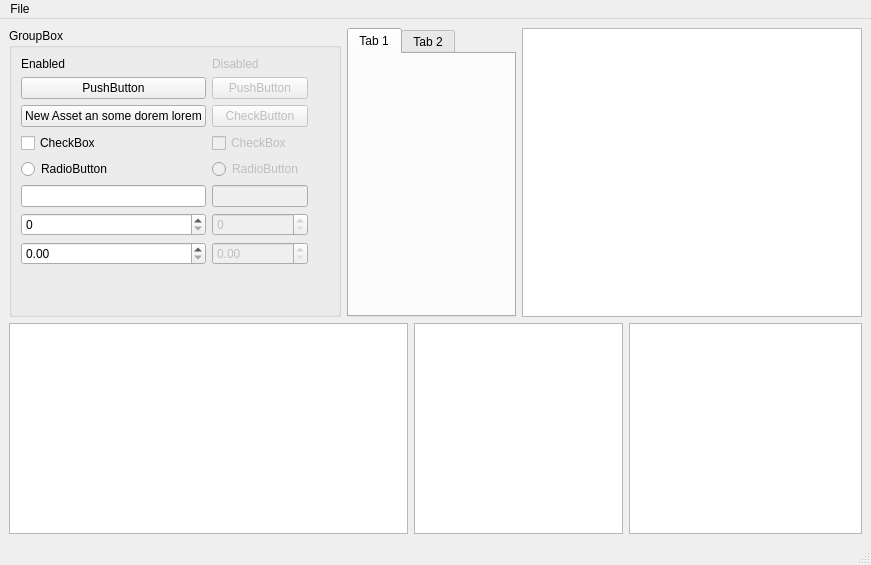
Qt form Tools/Editor/guitest.ui (marcellfischbach/CobaltSKY) before a commit.
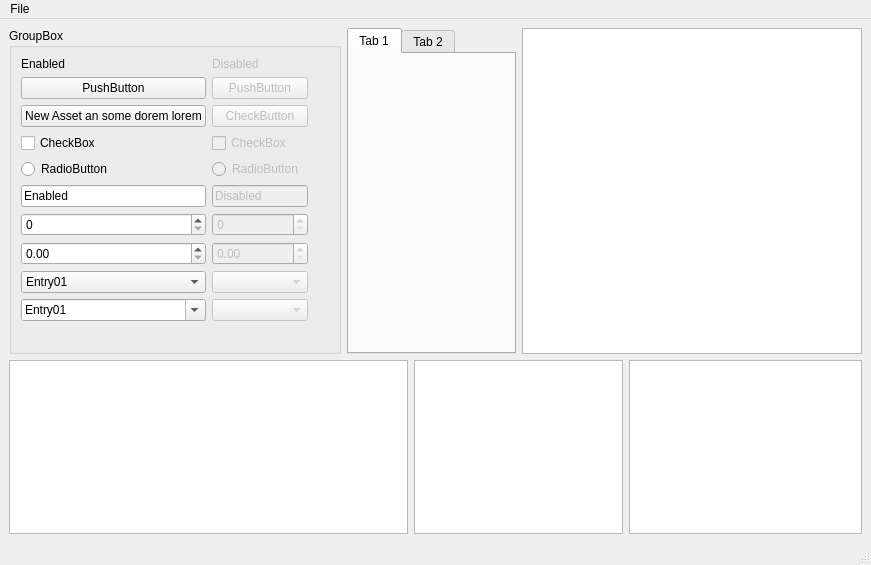
The same form after that commit.

```diff
--- a/Tools/Editor/guitest.ui
+++ b/Tools/Editor/guitest.ui
@@ -94,7 +94,7 @@
          </property>
         </widget>
        </item>
-       <item row="8" column="0">
+       <item row="10" column="0">
         <spacer name="verticalSpacer">
          <property name="orientation">
           <enum>Qt::Vertical</enum>
@@ -155,13 +155,20 @@
         </widget>
        </item>
        <item row="5" column="0">
-        <widget class="QLineEdit" name="lineEdit"/>
+        <widget class="QLineEdit" name="lineEdit">
+         <property name="text">
+          <string>Enabled</string>
+         </property>
+        </widget>
        </item>
        <item row="5" column="1">
         <widget class="QLineEdit" name="lineEdit_2">
          <property name="enabled">
           <bool>false</bool>
          </property>
+         <property name="text">
+          <string>Disabled</string>
+         </property>
         </widget>
        </item>
        <item row="7" column="0">
@@ -174,6 +181,61 @@
          </property>
         </widget>
        </item>
+       <item row="8" column="0">
+        <widget class="QComboBox" name="comboBox">
+         <item>
+          <property name="text">
+           <string>Entry01</string>
+          </property>
+         </item>
+         <item>
+          <property name="text">
+           <string>Entry02</string>
+          </property>
+         </item>
+         <item>
+          <property name="text">
+           <string>Entry03</string>
+          </property>
+         </item>
+        </widget>
+       </item>
+       <item row="8" column="1">
+        <widget class="QComboBox" name="comboBox_2">
+         <property name="enabled">
+          <bool>false</bool>
+         </property>
+        </widget>
+       </item>
+       <item row="9" column="0">
+        <widget class="QComboBox" name="comboBox_3">
+         <property name="editable">
+          <bool>true</bool>
+         </property>
+         <item>
+          <property name="text">
+           <string>Entry01</string>
+          </property>
+         </item>
+         <item>
+          <property name="text">
+           <string>Entry02</string>
+          </property>
+         </item>
+         <item>
+          <property name="text">
+           <string>Entry03</string>
+          </property>
+         </item>
+        </widget>
+       </item>
+       <item row="9" column="1">
+        <widget class="QComboBox" name="comboBox_4">
+         <property name="enabled">
+          <bool>false</bool>
+         </property>
+        </widget>
+       </item>
       </layout>
      </widget>
     </item>
```
Left out of the diff: 2 changed lines with no effect on the pictures.
